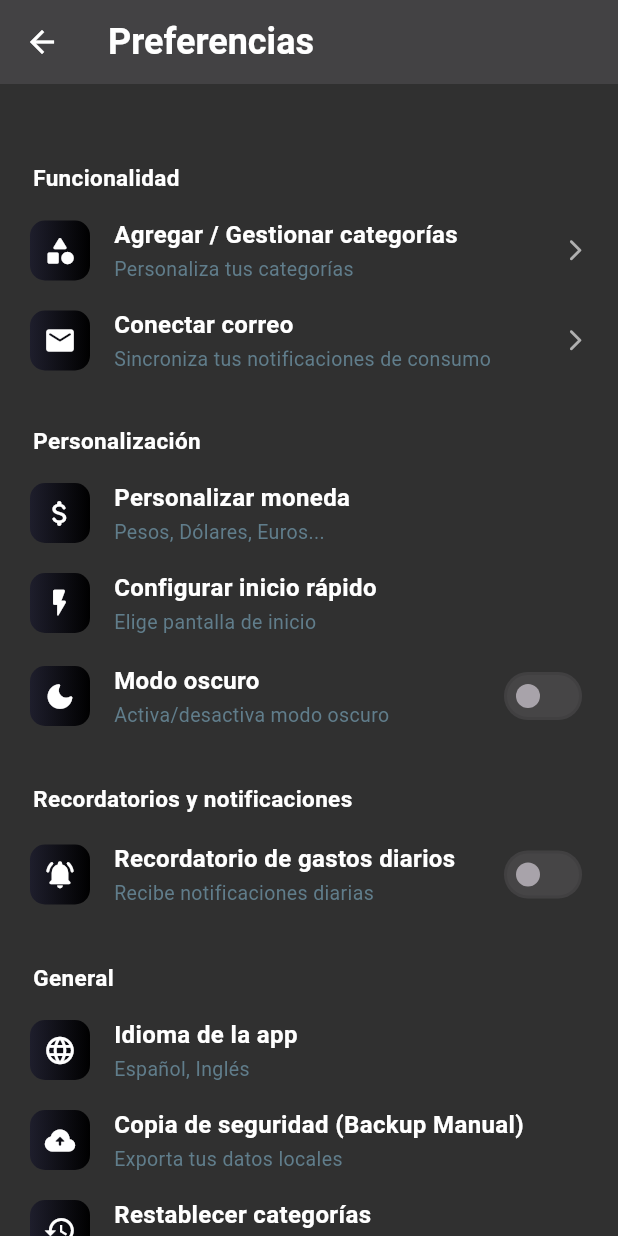
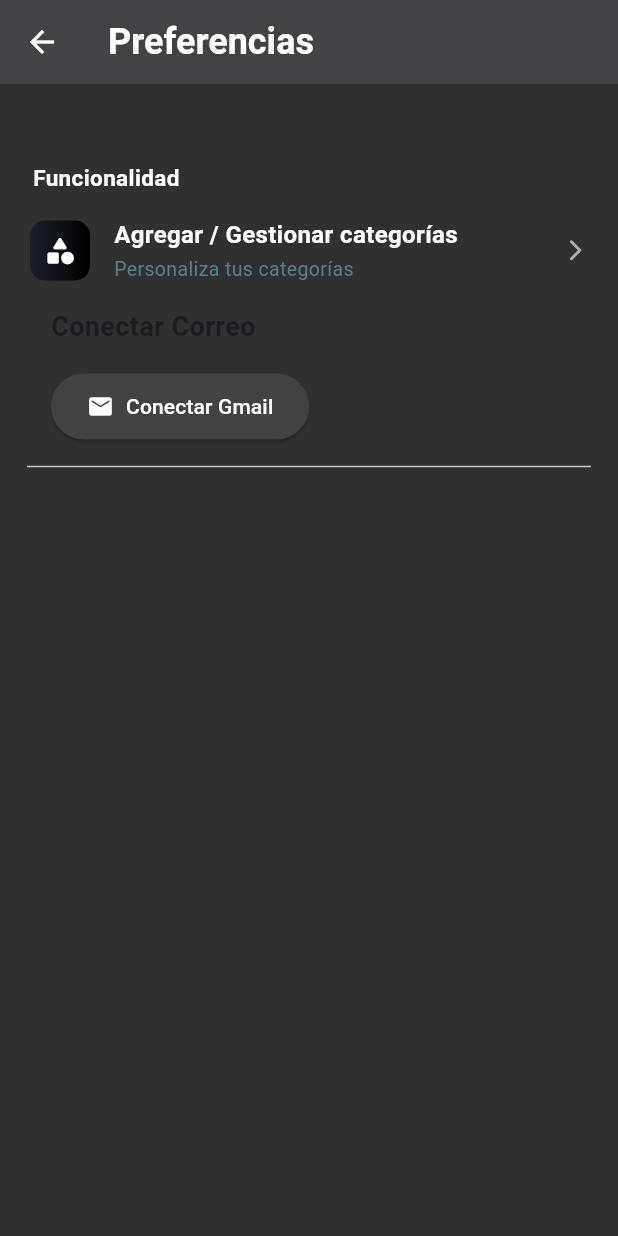
Before and after one commit to trixarg-bot/App_Chreosis, a Flutter app: the PreferencesScreen screen opened by its route, on a phone screen of 412 x 824 dp. Run offline on Flutter 3.47's test engine with Material 3 defaults, Android fonts, the phone set to English and light mode, and no system bars; our stand-ins replace connectivity_plus, firebase_core, firebase_messaging, fl_chart, flutter_dotenv, flutter_local_notifications and 6 more; accounts and stored records are empty; network calls fail.

Commit message:
acutalizacion la configuracion de ios y cambiando el preferences_screen

```diff
--- a/lib/screens/preferences_screen.dart
+++ b/lib/screens/preferences_screen.dart
@@ -30,82 +30,82 @@ class PreferencesScreen extends StatelessWidget {
             subtitle: 'Personaliza tus categorías',
             onTap: () => Navigator.pushNamed(context, '/add_category'),
           ),
-          _SettingsTile(
-            icon: Icons.email_rounded,
-            title: 'Conectar correo',
-            titleColor: Colors.white,
-            subtitle: 'Sincroniza tus notificaciones de consumo',
-            onTap: () => Navigator.pushNamed(context, '/email_setup'),
-          ),
-          _SectionTitle('Personalización'),
-          _SettingsTile(
-            icon: Icons.attach_money_rounded,
-            title: 'Personalizar moneda',
-            titleColor: Colors.white,
-            subtitle: 'Pesos, Dólares, Euros...'
-          ),
-          _SettingsTile(
-            icon: Icons.flash_on_rounded,
-            title: 'Configurar inicio rápido',
-            titleColor: Colors.white,
-            subtitle: 'Elige pantalla de inicio'
-          ),
-          _SettingsTile(
-            icon: Icons.dark_mode_rounded,
-            title: 'Modo oscuro',
-            titleColor: Colors.white,
-            subtitle: 'Activa/desactiva modo oscuro',
-            trailing: Switch(value: false, onChanged: null),
-          ),
-          _SectionTitle('Recordatorios y notificaciones'),
-          _SettingsTile(
-            icon: Icons.notifications_active_rounded,
-            title: 'Recordatorio de gastos diarios',
-            titleColor: Colors.white,
-            subtitle: 'Recibe notificaciones diarias',
-            trailing: Switch(value: false, onChanged: null),
-          ),
-          _SectionTitle('General'),
-          _SettingsTile(
-            icon: Icons.language_rounded,
-            titleColor: Colors.white,
-            title: 'Idioma de la app',
-            subtitle: 'Español, Inglés'
-          ),
-          _SettingsTile(
-            icon: Icons.backup_rounded,
-            title: 'Copia de seguridad (Backup Manual)',
-            titleColor: Colors.white,
-            subtitle: 'Exporta tus datos locales'
-          ),
-          _SettingsTile(
-            icon: Icons.restore,
-            title: 'Restablecer categorías',
-            titleColor: Colors.white,
-            subtitle: 'Vuelve a los valores predeterminados'
-          ),
-          _SettingsTile(
-            icon: Icons.person,
-            title: 'Cambiar nombre y correo',
-            titleColor: Colors.white,
-            subtitle: 'Edita tu perfil'
-          ),
-          _SettingsTile(
-            icon: Icons.logout,
-            title: 'Cerrar sesión',
-            subtitle: 'Resetear cuenta o sesión',
-            titleColor: Colors.red,
-            onTap: () async {
-              // Limpiar sesión en Provider
-              final userProvider = Provider.of<UsuarioProvider>(context, listen: false);
-              userProvider.logout();
-              // Limpiar sesión en SharedPreferences
-              final prefs = await SharedPreferences.getInstance();
-              await prefs.remove('user_id');
-              // Navegar a LoginScreen y limpiar el stack de navegación
-              Navigator.of(context).pushNamedAndRemoveUntil('/', (route) => false);
-            },
-          ),
+          // _SettingsTile(
+          //   icon: Icons.email_rounded,
+          //   title: 'Conectar correo',
+          //   titleColor: Colors.white,
+          //   subtitle: 'Sincroniza tus notificaciones de consumo',
+          //   onTap: () => Navigator.pushNamed(context, '/email_setup'),
+          // ),
+          // _SectionTitle('Personalización'),
+          // _SettingsTile(
+          //   icon: Icons.attach_money_rounded,
+          //   title: 'Personalizar moneda',
+          //   titleColor: Colors.white,
+          //   subtitle: 'Pesos, Dólares, Euros...'
+          // ),
+          // _SettingsTile(
+          //   icon: Icons.flash_on_rounded,
+          //   title: 'Configurar inicio rápido',
+          //   titleColor: Colors.white,
+          //   subtitle: 'Elige pantalla de inicio'
+          // ),
+          // _SettingsTile(
+          //   icon: Icons.dark_mode_rounded,
+          //   title: 'Modo oscuro',
+          //   titleColor: Colors.white,
+          //   subtitle: 'Activa/desactiva modo oscuro',
+          //   trailing: Switch(value: false, onChanged: null),
+          // ),
+          // _SectionTitle('Recordatorios y notificaciones'),
+          // _SettingsTile(
+          //   icon: Icons.notifications_active_rounded,
+          //   title: 'Recordatorio de gastos diarios',
+          //   titleColor: Colors.white,
+          //   subtitle: 'Recibe notificaciones diarias',
+          //   trailing: Switch(value: false, onChanged: null),
+          // ),
+          // _SectionTitle('General'),
+          // _SettingsTile(
+          //   icon: Icons.language_rounded,
+          //   titleColor: Colors.white,
+          //   title: 'Idioma de la app',
+          //   subtitle: 'Español, Inglés'
+          // ),
+          // _SettingsTile(
+          //   icon: Icons.backup_rounded,
+          //   title: 'Copia de seguridad (Backup Manual)',
+          //   titleColor: Colors.white,
+          //   subtitle: 'Exporta tus datos locales'
+          // ),
+          // _SettingsTile(
+          //   icon: Icons.restore,
+          //   title: 'Restablecer categorías',
+          //   titleColor: Colors.white,
+          //   subtitle: 'Vuelve a los valores predeterminados'
+          // ),
+          // _SettingsTile(
+          //   icon: Icons.person,
+          //   title: 'Cambiar nombre y correo',
+          //   titleColor: Colors.white,
+          //   subtitle: 'Edita tu perfil'
+          // ),
+          // _SettingsTile(
+          //   icon: Icons.logout,
+          //   title: 'Cerrar sesión',
+          //   subtitle: 'Resetear cuenta o sesión',
+          //   titleColor: Colors.red,
+          //   onTap: () async {
+          //     // Limpiar sesión en Provider
+          //     final userProvider = Provider.of<UsuarioProvider>(context, listen: false);
+          //     userProvider.logout();
+          //     // Limpiar sesión en SharedPreferences
+          //     final prefs = await SharedPreferences.getInstance();
+          //     await prefs.remove('user_id');
+          //     // Navegar a LoginScreen y limpiar el stack de navegación
+          //     Navigator.of(context).pushNamedAndRemoveUntil('/', (route) => false);
+          //   },
+          // ),
           _buildSection(
             'Conectar Correo',
             [
```
Also changed, not shown: 7 other files.
